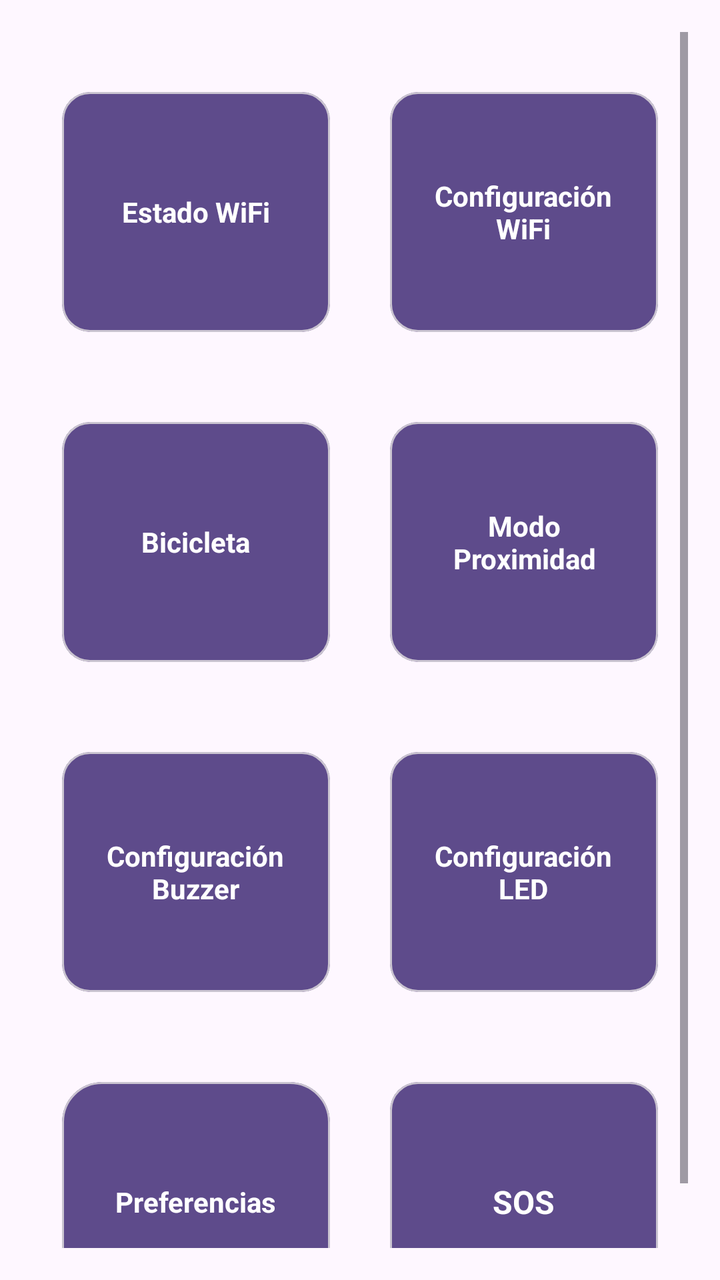
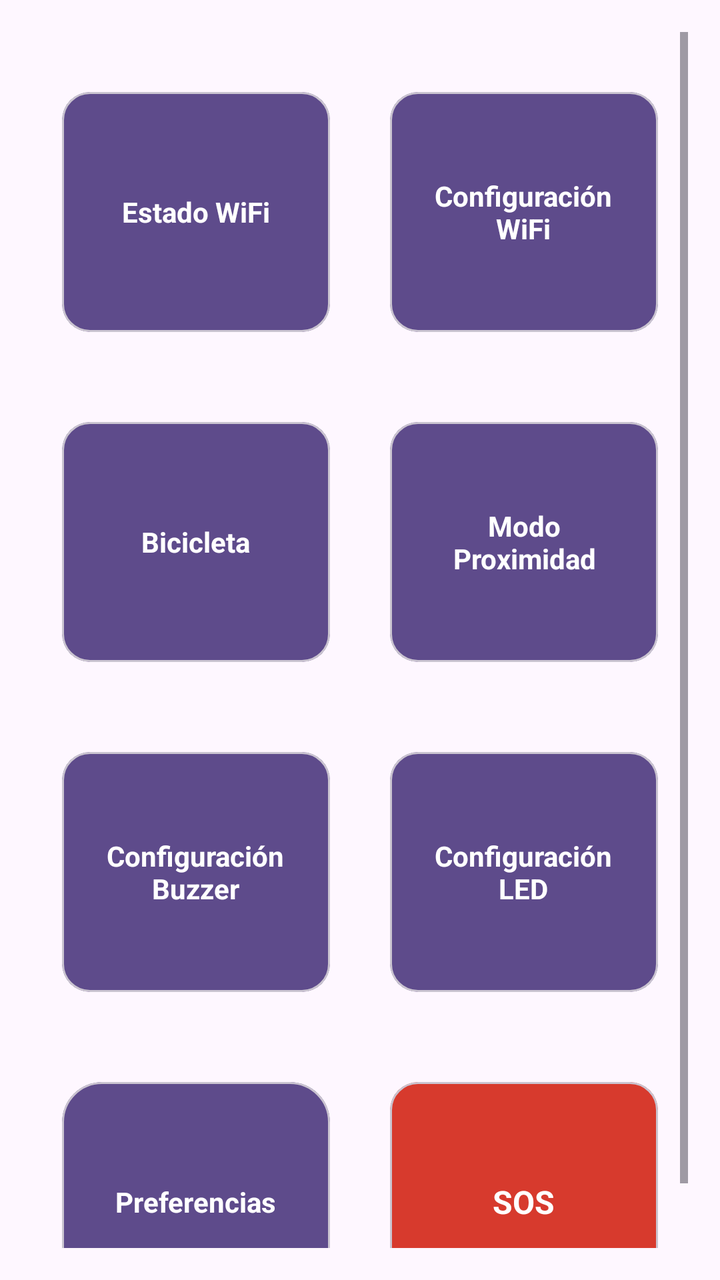

An Android layout rendered at two revisions. The XML below is the earlier revision; the diff shows what the commit changed to produce the second picture.
<!-- AndroidManifest.xml: application theme Theme.BikeLight -->
<!-- res/layout/fragment_home_dashboard.xml -->
<?xml version="1.0" encoding="utf-8"?>
<ScrollView xmlns:android="http://schemas.android.com/apk/res/android"
    xmlns:app="http://schemas.android.com/apk/res-auto"
    android:layout_width="match_parent"
    android:layout_height="match_parent"
    android:padding="16dp"
    android:fillViewport="true">

    <GridLayout
        android:layout_width="match_parent"
        android:layout_height="wrap_content"
        android:columnCount="2"
        android:alignmentMode="alignMargins"
        android:columnOrderPreserved="false">

        
        <com.google.android.material.card.MaterialCardView
            android:id="@+id/cardEstadoWifi"
            android:layout_width="0dp"
            android:layout_height="120dp"
            android:layout_columnWeight="1"
            android:layout_margin="15dp"
            android:layout_marginTop="30dp"
            app:cardCornerRadius="14dp"
            app:cardBackgroundColor="@color/bikelight_card">
            <TextView
                android:layout_width="wrap_content"
                android:layout_height="wrap_content"
                android:layout_gravity="center"
                android:text="Estado WiFi"
                android:textColor="@color/white"
                android:textStyle="bold"
                android:textSize="14sp" />
        </com.google.android.material.card.MaterialCardView>

        
        <com.google.android.material.card.MaterialCardView
            android:id="@+id/cardConfigWifi"
            android:layout_width="0dp"
            android:layout_height="120dp"
            android:layout_columnWeight="1"
            android:layout_margin="15dp"
            android:layout_marginTop="30dp"
            app:cardCornerRadius="14dp"
            app:cardBackgroundColor="@color/bikelight_card">
            <TextView
                android:layout_width="wrap_content"
                android:layout_height="wrap_content"
                android:layout_gravity="center"
                android:gravity="center"
                android:text="Configuración\nWiFi"
                android:textColor="@color/white"
                android:textStyle="bold"
                android:textSize="14sp" />
        </com.google.android.material.card.MaterialCardView>

        
        <com.google.android.material.card.MaterialCardView
            android:id="@+id/cardBicicleta"
            android:layout_width="0dp"
            android:layout_height="120dp"
            android:layout_columnWeight="1"
            android:layout_margin="15dp"
            android:layout_marginTop="30dp"
            app:cardCornerRadius="14dp"
            app:cardBackgroundColor="@color/bikelight_card">
            <TextView
                android:layout_width="wrap_content"
                android:layout_height="wrap_content"
                android:layout_gravity="center"
                android:text="Bicicleta"
                android:textColor="@color/white"
                android:textStyle="bold"
                android:textSize="14sp" />
        </com.google.android.material.card.MaterialCardView>

        
        <com.google.android.material.card.MaterialCardView
            android:id="@+id/cardModoProximidad"
            android:layout_width="0dp"
            android:layout_height="120dp"
            android:layout_columnWeight="1"
            android:layout_margin="15dp"
            android:layout_marginTop="30dp"
            app:cardCornerRadius="14dp"
            app:cardBackgroundColor="@color/bikelight_card">
            <TextView
                android:layout_width="wrap_content"
                android:layout_height="wrap_content"
                android:layout_gravity="center"
                android:gravity="center"
                android:text="Modo\nProximidad"
                android:textColor="@color/white"
                android:textStyle="bold"
                android:textSize="14sp" />
        </com.google.android.material.card.MaterialCardView>

        
        <com.google.android.material.card.MaterialCardView
            android:id="@+id/cardConfigBuzzer"
            android:layout_width="0dp"
            android:layout_height="120dp"
            android:layout_columnWeight="1"
            android:layout_margin="15dp"
            android:layout_marginTop="30dp"
            app:cardCornerRadius="14dp"
            app:cardBackgroundColor="@color/bikelight_card">
            <TextView
                android:layout_width="wrap_content"
                android:layout_height="wrap_content"
                android:layout_gravity="center"
                android:gravity="center"
                android:text="Configuración\nBuzzer"
                android:textColor="@color/white"
                android:textStyle="bold"
                android:textSize="14sp" />
        </com.google.android.material.card.MaterialCardView>

        
        <com.google.android.material.card.MaterialCardView
            android:id="@+id/cardConfigLed"
            android:layout_width="0dp"
            android:layout_height="120dp"
            android:layout_columnWeight="1"
            android:layout_margin="15dp"
            android:layout_marginTop="30dp"
            app:cardCornerRadius="14dp"
            app:cardBackgroundColor="@color/bikelight_card">
            <TextView
                android:layout_width="wrap_content"
                android:layout_height="wrap_content"
                android:layout_gravity="center"
                android:gravity="center"
                android:text="Configuración\nLED"
                android:textColor="@color/white"
                android:textStyle="bold"
                android:textSize="14sp" />
        </com.google.android.material.card.MaterialCardView>

        
        <com.google.android.material.card.MaterialCardView
            android:id="@+id/cardPreferencias"
            android:layout_width="0dp"
            android:layout_height="120dp"
            android:layout_columnWeight="1"
            android:layout_margin="15dp"
            android:layout_marginTop="30dp"
            app:cardCornerRadius="20dp"
            app:cardBackgroundColor="@color/bikelight_card">
            <TextView
                android:layout_width="wrap_content"
                android:layout_height="wrap_content"
                android:layout_gravity="center"
                android:text="Preferencias"
                android:textColor="@color/white"
                android:textStyle="bold"
                android:textSize="14sp" />
        </com.google.android.material.card.MaterialCardView>

        
        <com.google.android.material.card.MaterialCardView
            android:id="@+id/cardContactoEmergencia"
            android:layout_width="0dp"
            android:layout_height="120dp"
            android:layout_columnWeight="1"
            android:layout_margin="15dp"
            android:layout_marginTop="30dp"
            app:cardCornerRadius="14dp"
            app:cardBackgroundColor="@color/bikelight_card">
            <TextView
                android:layout_width="wrap_content"
                android:layout_height="wrap_content"
                android:layout_gravity="center"
                android:text="SOS"
                android:textColor="@color/white"
                android:textStyle="bold"
                android:textSize="16sp" />
        </com.google.android.material.card.MaterialCardView>
    </GridLayout>
</ScrollView>
<!-- resources referenced by this layout -->
<resources>
  <color name="bikelight_card">#5E4B8B</color>
  <color name="white">#FFFFFF</color>
  <style name="Theme.BikeLight" parent="Base.Theme.BikeLight" />
  <style name="Base.Theme.BikeLight" parent="Theme.Material3.DayNight.NoActionBar">
          
          
      </style>
</resources>

<!-- the commit's change to res/layout/fragment_home_dashboard.xml (unified diff, before → after) -->
@@ -166,7 +166,7 @@
             android:layout_margin="15dp"
             android:layout_marginTop="30dp"
             app:cardCornerRadius="14dp"
-            app:cardBackgroundColor="@color/bikelight_card">
+            app:cardBackgroundColor="@color/bikelight_sos">
             <TextView
                 android:layout_width="wrap_content"
                 android:layout_height="wrap_content"
<!-- resource entries referenced after the edit -->
@@ -1,6 +1,7 @@
 <!-- resources referenced by this layout -->
 <resources>
   <color name="bikelight_card">#5E4B8B</color>
+  <color name="bikelight_sos">#d73a2d</color>
   <color name="white">#FFFFFF</color>
   <style name="Theme.BikeLight" parent="Base.Theme.BikeLight" />
   <style name="Base.Theme.BikeLight" parent="Theme.Material3.DayNight.NoActionBar">
